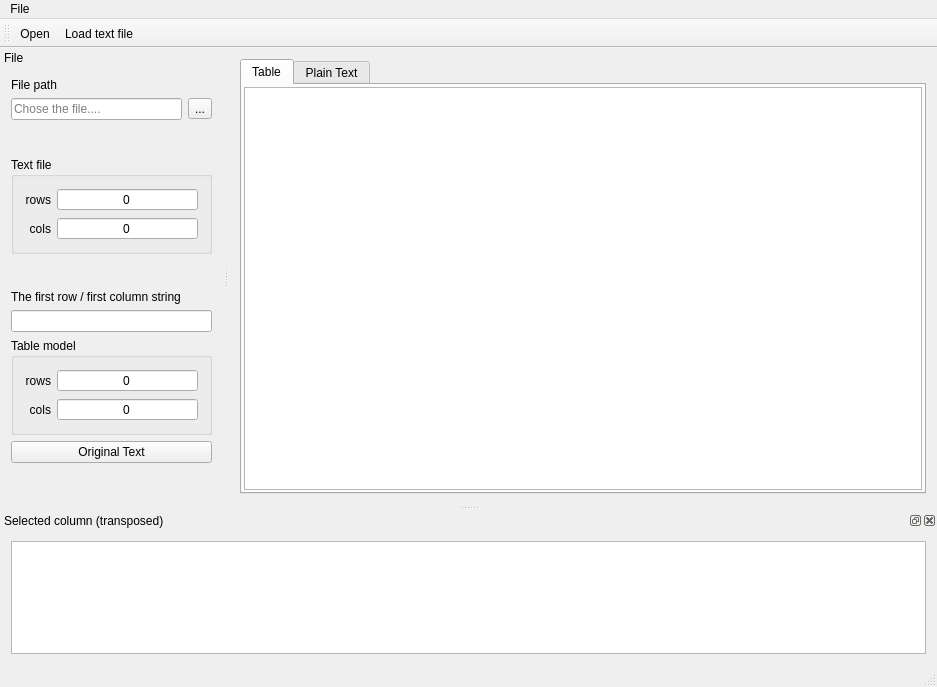
This is mainwindow.ui in gurmaaan/DescriptorsView as Qt 5 draws it before an edit. The edited form follows.
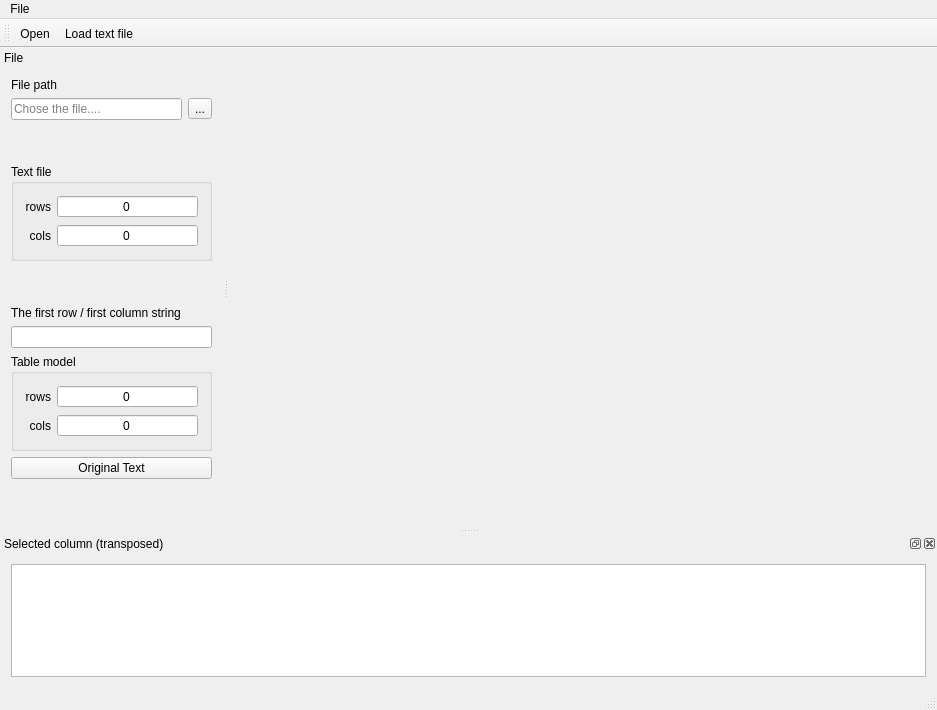
This is the edited form. Icons and pictures are not drawn.

What changed in the file:
```diff
--- a/mainwindow.ui
+++ b/mainwindow.ui
@@ -7,7 +7,7 @@
     <x>0</x>
     <y>0</y>
     <width>937</width>
-    <height>687</height>
+    <height>710</height>
    </rect>
   </property>
   <property name="windowTitle">
@@ -23,101 +23,11 @@
   <widget class="QWidget" name="centralWidget">
    <layout class="QVBoxLayout" name="verticalLayout_5">
     <item>
-     <widget class="QSplitter" name="splitter">
-      <property name="orientation">
-       <enum>Qt::Horizontal</enum>
-      </property>
-      <widget class="QTabWidget" name="tabWidget">
-       <property name="enabled">
-        <bool>true</bool>
-       </property>
-       <property name="elideMode">
-        <enum>Qt::ElideMiddle</enum>
-       </property>
-       <property name="usesScrollButtons">
-        <bool>true</bool>
-       </property>
-       <property name="documentMode">
-        <bool>false</bool>
-       </property>
-       <property name="tabsClosable">
-        <bool>false</bool>
-       </property>
-       <property name="movable">
-        <bool>true</bool>
-       </property>
-       <widget class="QWidget" name="tableViewTab">
-        <attribute name="title">
-         <string>Table</string>
-        </attribute>
-        <layout class="QVBoxLayout" name="verticalLayout_2">
-         <property name="leftMargin">
-          <number>2</number>
-         </property>
-         <property name="topMargin">
-          <number>2</number>
-         </property>
-         <property name="rightMargin">
-          <number>2</number>
-         </property>
-         <property name="bottomMargin">
-          <number>2</number>
-         </property>
-         <item>
-          <widget class="QTableView" name="tableView">
-           <property name="minimumSize">
-            <size>
-             <width>150</width>
-             <height>0</height>
-            </size>
-           </property>
-           <property name="editTriggers">
-            <set>QAbstractItemView::NoEditTriggers</set>
-           </property>
-           <property name="alternatingRowColors">
-            <bool>true</bool>
-           </property>
-           <property name="selectionBehavior">
-            <enum>QAbstractItemView::SelectRows</enum>
-           </property>
-           <property name="textElideMode">
-            <enum>Qt::ElideMiddle</enum>
-           </property>
-          </widget>
-         </item>
-        </layout>
-       </widget>
-       <widget class="QWidget" name="textTab">
-        <property name="enabled">
-         <bool>true</bool>
-        </property>
-        <attribute name="title">
-         <string>Plain Text</string>
-        </attribute>
-        <layout class="QVBoxLayout" name="verticalLayout_4">
-         <property name="leftMargin">
-          <number>2</number>
-         </property>
-         <property name="topMargin">
-          <number>2</number>
-         </property>
-         <property name="rightMargin">
-          <number>2</number>
-         </property>
-         <property name="bottomMargin">
-          <number>2</number>
-         </property>
-         <item>
-          <widget class="QTextEdit" name="textView">
-           <property name="enabled">
-            <bool>true</bool>
-           </property>
-          </widget>
-         </item>
-        </layout>
-       </widget>
-      </widget>
-     </widget>
+     <layout class="QHBoxLayout" name="horizontalLayout">
+      <item>
+       <widget class="QWidget" name="widget" native="true"/>
+      </item>
+     </layout>
     </item>
    </layout>
   </widget>
@@ -169,7 +79,7 @@
    <property name="minimumSize">
     <size>
      <width>223</width>
-     <height>457</height>
+     <height>480</height>
     </size>
    </property>
    <property name="features">
```
Left out of the diff: 6 changed lines with no effect on the pictures.
